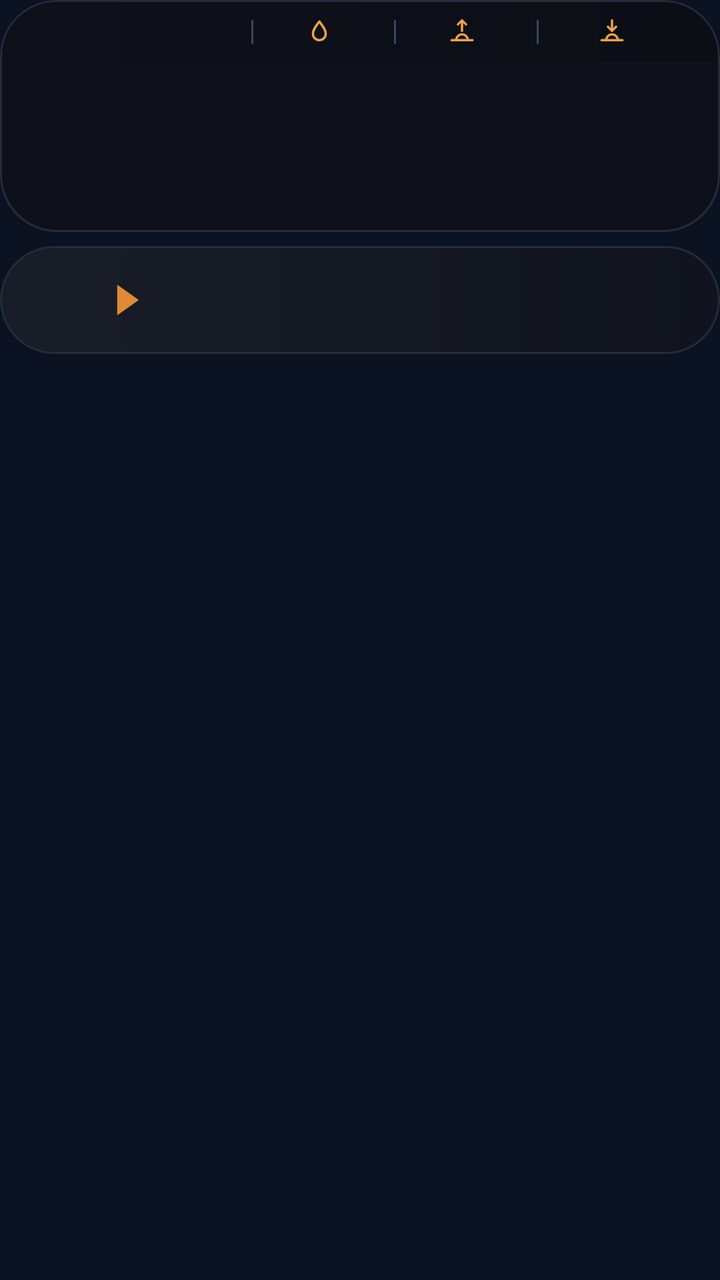
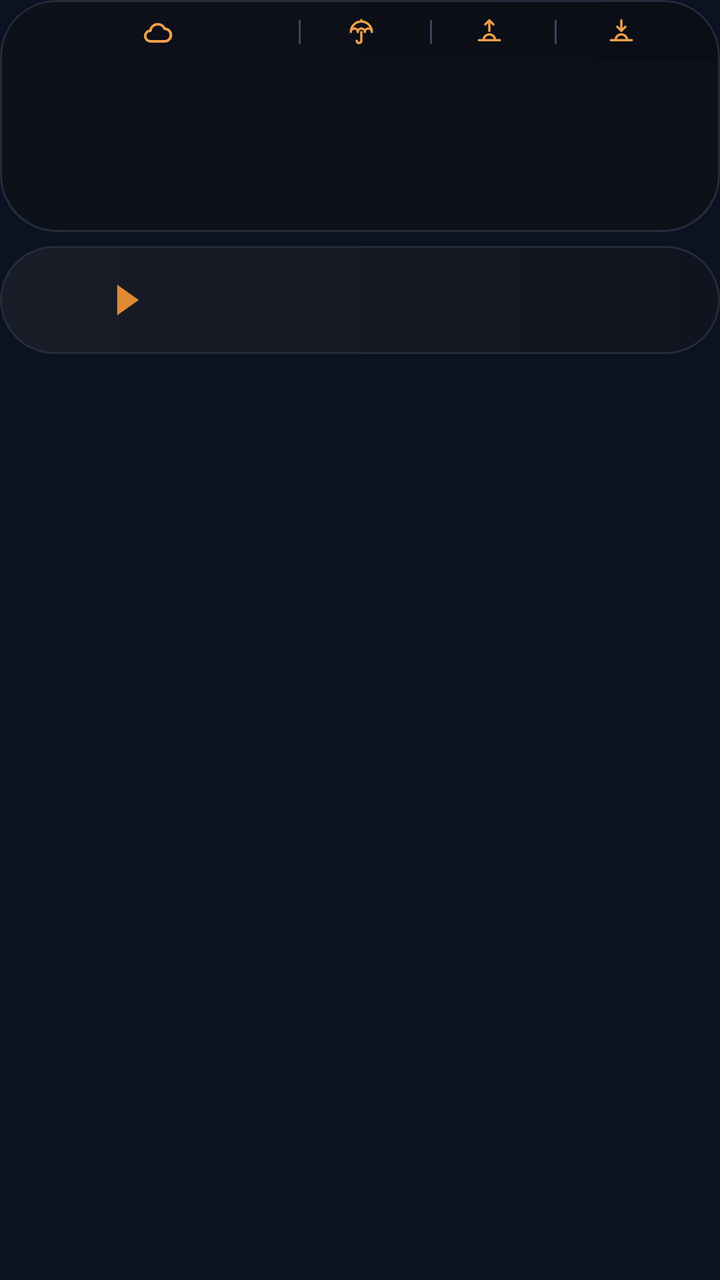

Compare the two renders of this Android layout. The source of the first and the diff that turns it into the second are given below.
<!-- AndroidManifest.xml: application theme AppTheme -->
<!-- res/layout/widget_k1.xml -->
<?xml version="1.0" encoding="utf-8"?>
<FrameLayout xmlns:android="http://schemas.android.com/apk/res/android"
    android:id="@+id/root"
    android:layout_width="match_parent"
    android:layout_height="match_parent"
    android:padding="0dp">

    <LinearLayout
        android:layout_width="match_parent"
        android:layout_height="wrap_content"
        android:orientation="vertical">
        <LinearLayout
            android:layout_width="match_parent"
            android:layout_height="wrap_content"
            android:background="@drawable/cur_clocks"
            android:clipToOutline="true"
            android:orientation="vertical"
            android:padding="1dp">
        <LinearLayout
            android:layout_width="match_parent"
            android:layout_height="30dp"
            android:orientation="horizontal"
            android:gravity="center"
            android:background="@drawable/cur_header_top"
            android:paddingStart="12dp"
            android:paddingEnd="12dp">
            <LinearLayout
                android:layout_width="0dp"
                android:layout_height="match_parent"
                android:layout_weight="1.6"
                android:gravity="center"
                android:orientation="horizontal">
                <ImageView
                    android:id="@+id/hdr_feels"
                    android:layout_width="wrap_content"
                    android:layout_height="18dp"
                    android:adjustViewBounds="true"
                    android:scaleType="fitCenter" />
            </LinearLayout>
            <ImageView
                android:id="@+id/sep0"
                android:layout_width="1dp"
                android:layout_height="12dp"
                android:src="@drawable/cur_sep"
                android:scaleType="fitXY" />
            <LinearLayout
                android:layout_width="0dp"
                android:layout_height="match_parent"
                android:layout_weight="1"
                android:gravity="center"
                android:orientation="horizontal">
                <ImageView
                    android:id="@+id/ic0"
                    android:layout_width="14dp"
                    android:layout_height="14dp"
                    android:src="@drawable/ic_drop"
                    android:scaleType="fitCenter" />
                <ImageView
                    android:id="@+id/hdr_hum"
                    android:layout_width="wrap_content"
                    android:layout_height="18dp"
                    android:adjustViewBounds="true"
                    android:layout_marginStart="4dp"
                    android:scaleType="fitCenter" />
            </LinearLayout>
            <ImageView
                android:id="@+id/sep1"
                android:layout_width="1dp"
                android:layout_height="12dp"
                android:src="@drawable/cur_sep"
                android:scaleType="fitXY" />
            <LinearLayout
                android:layout_width="0dp"
                android:layout_height="match_parent"
                android:layout_weight="1"
                android:gravity="center"
                android:orientation="horizontal">
                <ImageView
                    android:id="@+id/ic1"
                    android:layout_width="14dp"
                    android:layout_height="14dp"
                    android:src="@drawable/ic_sunrise"
                    android:scaleType="fitCenter" />
                <ImageView
                    android:id="@+id/hdr_rise"
                    android:layout_width="wrap_content"
                    android:layout_height="18dp"
                    android:adjustViewBounds="true"
                    android:layout_marginStart="4dp"
                    android:scaleType="fitCenter" />
            </LinearLayout>
            <ImageView
                android:id="@+id/sep2"
                android:layout_width="1dp"
                android:layout_height="12dp"
                android:src="@drawable/cur_sep"
                android:scaleType="fitXY" />
            <LinearLayout
                android:layout_width="0dp"
                android:layout_height="match_parent"
                android:layout_weight="1.1"
                android:gravity="center"
                android:orientation="horizontal">
                <ImageView
                    android:id="@+id/ic2"
                    android:layout_width="14dp"
                    android:layout_height="14dp"
                    android:src="@drawable/ic_sunset"
                    android:scaleType="fitCenter" />
                <ImageView
                    android:id="@+id/hdr_set"
                    android:layout_width="wrap_content"
                    android:layout_height="18dp"
                    android:adjustViewBounds="true"
                    android:layout_marginStart="4dp"
                    android:scaleType="fitCenter" />
            </LinearLayout>
        </LinearLayout>
        <LinearLayout
            android:layout_width="match_parent"
            android:layout_height="84dp"
            android:orientation="horizontal"
            android:padding="0dp">
            <FrameLayout
                android:layout_width="0dp"
                android:layout_height="match_parent"
                android:layout_weight="1">
                <LinearLayout
                    android:layout_width="match_parent"
                    android:layout_height="match_parent"
                    android:orientation="horizontal">
                    <ImageView
                        android:id="@+id/clk_bg_0a"
                        android:layout_width="28dp"
                        android:layout_height="match_parent"
                        android:scaleType="fitXY" />
                    <ImageView
                        android:id="@+id/clk_bg_0"
                        android:layout_width="0dp"
                        android:layout_height="match_parent"
                        android:layout_weight="1"
                        android:scaleType="fitXY" />
                </LinearLayout>
                <LinearLayout
                    android:layout_width="match_parent"
                    android:layout_height="match_parent"
                    android:orientation="vertical"
                    android:gravity="center"
                    android:paddingBottom="5dp"
                android:paddingStart="2dp"
                    android:paddingEnd="2dp">
                    <ImageView
                        android:id="@+id/clk_day_0"
                        android:layout_width="match_parent"
                        android:layout_height="16dp"
                        android:scaleType="fitCenter" />
                    <ImageView
                        android:id="@+id/clk_time_0"
                        android:layout_width="match_parent"
                        android:layout_height="30dp"
                        android:scaleType="fitCenter" />
                    <ImageView
                        android:id="@+id/clk_city_0"
                        android:layout_width="match_parent"
                        android:layout_height="16dp"
                        android:layout_marginTop="-3dp"
                        android:scaleType="fitCenter" />
                </LinearLayout>
            </FrameLayout>
            <FrameLayout
                android:layout_width="0dp"
                android:layout_height="match_parent"
                android:layout_weight="1">
                <ImageView
                    android:id="@+id/clk_bg_1"
                    android:layout_width="match_parent"
                    android:layout_height="match_parent"
                    android:scaleType="fitXY" />
                <LinearLayout
                    android:layout_width="match_parent"
                    android:layout_height="match_parent"
                    android:orientation="vertical"
                    android:gravity="center"
                    android:paddingBottom="5dp"
                android:paddingStart="2dp"
                    android:paddingEnd="2dp">
                    <ImageView
                        android:id="@+id/clk_day_1"
                        android:layout_width="match_parent"
                        android:layout_height="16dp"
                        android:scaleType="fitCenter" />
                    <ImageView
                        android:id="@+id/clk_time_1"
                        android:layout_width="match_parent"
                        android:layout_height="30dp"
                        android:scaleType="fitCenter" />
                    <ImageView
                        android:id="@+id/clk_city_1"
                        android:layout_width="match_parent"
                        android:layout_height="16dp"
                        android:layout_marginTop="-3dp"
                        android:scaleType="fitCenter" />
                </LinearLayout>
            </FrameLayout>
            <FrameLayout
                android:layout_width="0dp"
                android:layout_height="match_parent"
                android:layout_weight="1">
                <ImageView
                    android:id="@+id/clk_bg_2"
                    android:layout_width="match_parent"
                    android:layout_height="match_parent"
                    android:scaleType="fitXY" />
                <LinearLayout
                    android:layout_width="match_parent"
                    android:layout_height="match_parent"
                    android:orientation="vertical"
                    android:gravity="center"
                    android:paddingBottom="5dp"
                android:paddingStart="2dp"
                    android:paddingEnd="2dp">
                    <ImageView
                        android:id="@+id/clk_day_2"
                        android:layout_width="match_parent"
                        android:layout_height="16dp"
                        android:scaleType="fitCenter" />
                    <ImageView
                        android:id="@+id/clk_time_2"
                        android:layout_width="match_parent"
                        android:layout_height="30dp"
                        android:scaleType="fitCenter" />
                    <ImageView
                        android:id="@+id/clk_city_2"
                        android:layout_width="match_parent"
                        android:layout_height="16dp"
                        android:layout_marginTop="-3dp"
                        android:scaleType="fitCenter" />
                </LinearLayout>
            </FrameLayout>
            <FrameLayout
                android:layout_width="0dp"
                android:layout_height="match_parent"
                android:layout_weight="1">
                <LinearLayout
                    android:layout_width="match_parent"
                    android:layout_height="match_parent"
                    android:orientation="horizontal">
                    <ImageView
                        android:id="@+id/clk_bg_3"
                        android:layout_width="0dp"
                        android:layout_height="match_parent"
                        android:layout_weight="1"
                        android:scaleType="fitXY" />
                    <ImageView
                        android:id="@+id/clk_bg_3a"
                        android:layout_width="28dp"
                        android:layout_height="match_parent"
                        android:scaleType="fitXY" />
                </LinearLayout>
                <LinearLayout
                    android:layout_width="match_parent"
                    android:layout_height="match_parent"
                    android:orientation="vertical"
                    android:gravity="center"
                    android:paddingBottom="5dp"
                android:paddingStart="2dp"
                    android:paddingEnd="2dp">
                    <ImageView
                        android:id="@+id/clk_day_3"
                        android:layout_width="match_parent"
                        android:layout_height="16dp"
                        android:scaleType="fitCenter" />
                    <ImageView
                        android:id="@+id/clk_time_3"
                        android:layout_width="match_parent"
                        android:layout_height="30dp"
                        android:scaleType="fitCenter" />
                    <ImageView
                        android:id="@+id/clk_city_3"
                        android:layout_width="match_parent"
                        android:layout_height="16dp"
                        android:layout_marginTop="-3dp"
                        android:scaleType="fitCenter" />
                </LinearLayout>
            </FrameLayout>
        </LinearLayout>
        </LinearLayout>
        <FrameLayout
            android:layout_width="match_parent"
            android:layout_height="54dp"
            android:layout_marginTop="7dp"
            android:background="@drawable/cur_row_light"
            android:clipToOutline="true">
            
            <ImageView
                android:id="@+id/trend_0"
                android:layout_width="match_parent"
                android:layout_height="match_parent"
                android:padding="1dp"
                android:scaleType="fitXY" />
            <LinearLayout
                android:layout_width="match_parent"
                android:layout_height="match_parent"
                android:orientation="horizontal"
                android:gravity="center_vertical"
                android:paddingStart="14dp"
                android:paddingEnd="24dp">
                <LinearLayout
                    android:layout_width="wrap_content"
                    android:layout_height="wrap_content"
                    android:orientation="horizontal"
                    android:gravity="center_vertical">
                    <ImageView
                        android:id="@+id/fl_a_0"
                        android:layout_width="30dp"
                        android:layout_height="30dp"
                        android:scaleType="fitCenter" />
                    <ImageView
                        android:id="@+id/code_a_0"
                        android:layout_width="wrap_content"
                        android:layout_height="22dp"
                        android:adjustViewBounds="true"
                        android:layout_marginStart="6dp"
                        android:scaleType="fitStart" />
                    <ImageView
                        android:id="@+id/arrow_0"
                        android:layout_width="12dp"
                        android:layout_height="16dp"
                        android:src="@drawable/cur_arrow"
                        android:layout_marginStart="8dp"
                        android:layout_marginEnd="10dp"
                        android:scaleType="fitCenter" />
                    <ImageView
                        android:id="@+id/fl_b_0"
                        android:layout_width="30dp"
                        android:layout_height="30dp"
                        android:scaleType="fitCenter" />
                    <ImageView
                        android:id="@+id/code_b_0"
                        android:layout_width="wrap_content"
                        android:layout_height="22dp"
                        android:adjustViewBounds="true"
                        android:layout_marginStart="6dp"
                        android:scaleType="fitStart" />
                </LinearLayout>
                <FrameLayout
                    android:layout_width="0dp"
                    android:layout_height="1dp"
                    android:layout_weight="1" />
                <LinearLayout
                    android:layout_width="wrap_content"
                    android:layout_height="wrap_content"
                    android:orientation="vertical"
                    android:layout_marginStart="6dp">
                    <LinearLayout
                        android:layout_width="wrap_content"
                        android:layout_height="16dp"
                        android:orientation="horizontal"
                        android:gravity="center_vertical">
                        <ImageView
                            android:id="@+id/mkt_val_0"
                            android:layout_width="52dp"
                            android:layout_height="12dp"
                            android:scaleType="fitEnd" />
                        <ImageView
                            android:id="@+id/mkt_lbl_0"
                            android:layout_width="42dp"
                            android:layout_height="11dp"
                            android:layout_marginStart="8dp"
                            android:scaleType="fitStart" />
                    </LinearLayout>
                    <LinearLayout
                        android:layout_width="wrap_content"
                        android:layout_height="16dp"
                        android:orientation="horizontal"
                        android:gravity="center_vertical"
                        android:layout_marginTop="2dp">
                        <ImageView
                            android:id="@+id/visa_val_0"
                            android:layout_width="52dp"
                            android:layout_height="12dp"
                            android:scaleType="fitEnd" />
                        <ImageView
                            android:id="@+id/visa_logo_0"
                            android:layout_width="42dp"
                            android:layout_height="16dp"
                            android:layout_marginStart="8dp"
                            android:scaleType="fitStart" />
                    </LinearLayout>
                </LinearLayout>
            </LinearLayout>
        </FrameLayout>
    </LinearLayout>
</FrameLayout>
<!-- resources referenced by this layout -->
<resources>
  <!-- drawable cur_arrow (drawable) -->
  <?xml version="1.0" encoding="utf-8"?>
  <vector xmlns:android="http://schemas.android.com/apk/res/android" android:width="20dp" android:height="26dp" android:viewportWidth="20" android:viewportHeight="26">
      <path android:fillColor="#FFDF8B35" android:pathData="M1,0L1,26L19,13Z" />
  </vector>
  <!-- drawable cur_clocks (drawable) -->
  <?xml version="1.0" encoding="utf-8"?>
  <shape xmlns:android="http://schemas.android.com/apk/res/android" android:shape="rectangle">
      <gradient android:angle="0" android:startColor="#FF0E111A" android:endColor="#FF0E111A" />
      <stroke android:width="1dp" android:color="#FF252C3C" />
      <corners android:radius="@dimen/widget_radius" />
  </shape>
  <!-- drawable cur_header_top (drawable) -->
  <?xml version="1.0" encoding="utf-8"?>
  <shape xmlns:android="http://schemas.android.com/apk/res/android" android:shape="rectangle">
      <gradient android:angle="0" android:startColor="#FF0E111A" android:endColor="#FF0B0E15" />
      <corners android:topLeftRadius="@dimen/widget_radius_inner" android:topRightRadius="@dimen/widget_radius_inner" />
  </shape>
  <!-- drawable cur_row_light (drawable) -->
  <?xml version="1.0" encoding="utf-8"?>
  <shape xmlns:android="http://schemas.android.com/apk/res/android" android:shape="rectangle">
      <gradient android:angle="0" android:startColor="#FF181D28" android:endColor="#FF11141E" />
      <stroke android:width="1dp" android:color="#FF252C3C" />
      <corners android:radius="@dimen/widget_radius" />
  </shape>
  <!-- drawable cur_sep (drawable) -->
  <?xml version="1.0" encoding="utf-8"?>
  <shape xmlns:android="http://schemas.android.com/apk/res/android" android:shape="rectangle"><solid android:color="#FF3A4560" /></shape>
  <!-- drawable ic_drop (drawable) -->
  <?xml version="1.0" encoding="utf-8"?>
  <vector xmlns:android="http://schemas.android.com/apk/res/android" android:width="24dp" android:height="24dp" android:viewportWidth="24" android:viewportHeight="24">
      <path android:strokeColor="#FFF0A04B" android:strokeWidth="2" android:strokeLineJoin="round" android:fillColor="#00000000"
          android:pathData="M12,3C15,7 17.5,10 17.5,13.5A5.5,5.5 0,0 1,6.5 13.5C6.5,10 9,7 12,3Z" />
  </vector>
  <!-- drawable ic_sunset (drawable) -->
  <?xml version="1.0" encoding="utf-8"?>
  <vector xmlns:android="http://schemas.android.com/apk/res/android" android:width="24dp" android:height="24dp" android:viewportWidth="24" android:viewportHeight="24">
      <path android:strokeColor="#FFF0A04B" android:strokeWidth="2" android:strokeLineCap="round" android:strokeLineJoin="round" android:fillColor="#00000000"
          android:pathData="M3,19L21,19M7,19A5,5 0,0 1,17 19M12,2L12,11M8.5,7.5L12,11L15.5,7.5" />
  </vector>
  <style name="AppTheme" parent="@android:style/Theme.DeviceDefault.NoActionBar">
          <item name="android:colorAccent">#DF8B35</item>
          <item name="android:colorControlActivated">#DF8B35</item>
          <item name="android:windowBackground">#0B1322</item>
          <item name="android:statusBarColor">#0E111A</item>
          <item name="android:navigationBarColor">#0B1322</item>
          <item name="android:textColorHint">#718096</item>
      </style>
  <dimen name="widget_radius">28dp</dimen>
  <dimen name="widget_radius_inner">27dp</dimen>
  <!-- unchanged entries left out for length: 1 -->
</resources>

<!-- the commit's change to res/layout/widget_k1.xml (unified diff, before → after) -->
@@ -27,14 +27,21 @@
             <LinearLayout
                 android:layout_width="0dp"
                 android:layout_height="match_parent"
-                android:layout_weight="1.6"
+                android:layout_weight="2.0"
                 android:gravity="center"
                 android:orientation="horizontal">
                 <ImageView
-                    android:id="@+id/hdr_feels"
+                    android:id="@+id/hdr_wx"
+                    android:layout_width="16dp"
+                    android:layout_height="16dp"
+                    android:src="@drawable/wx_cloud"
+                    android:scaleType="fitCenter" />
+                <ImageView
+                    android:id="@+id/hdr_temp"
                     android:layout_width="wrap_content"
                     android:layout_height="18dp"
                     android:adjustViewBounds="true"
+                    android:layout_marginStart="5dp"
                     android:scaleType="fitCenter" />
             </LinearLayout>
             <ImageView
@@ -46,17 +53,17 @@
             <LinearLayout
                 android:layout_width="0dp"
                 android:layout_height="match_parent"
-                android:layout_weight="1"
+                android:layout_weight="0.95"
                 android:gravity="center"
                 android:orientation="horizontal">
                 <ImageView
                     android:id="@+id/ic0"
                     android:layout_width="14dp"
                     android:layout_height="14dp"
-                    android:src="@drawable/ic_drop"
-                    android:scaleType="fitCenter" />
-                <ImageView
-                    android:id="@+id/hdr_hum"
+                    android:src="@drawable/ic_umbrella"
+                    android:scaleType="fitCenter" />
+                <ImageView
+                    android:id="@+id/hdr_rain"
                     android:layout_width="wrap_content"
                     android:layout_height="18dp"
                     android:adjustViewBounds="true"
@@ -72,7 +79,7 @@
             <LinearLayout
                 android:layout_width="0dp"
                 android:layout_height="match_parent"
-                android:layout_weight="1"
+                android:layout_weight="0.9"
                 android:gravity="center"
                 android:orientation="horizontal">
                 <ImageView
@@ -98,7 +105,7 @@
             <LinearLayout
                 android:layout_width="0dp"
                 android:layout_height="match_parent"
-                android:layout_weight="1.1"
+                android:layout_weight="1.0"
                 android:gravity="center"
                 android:orientation="horizontal">
                 <ImageView
<!-- resource entries referenced after the edit -->
@@ -28,17 +28,23 @@
   <!-- drawable cur_sep (drawable) -->
   <?xml version="1.0" encoding="utf-8"?>
   <shape xmlns:android="http://schemas.android.com/apk/res/android" android:shape="rectangle"><solid android:color="#FF3A4560" /></shape>
-  <!-- drawable ic_drop (drawable) -->
-  <?xml version="1.0" encoding="utf-8"?>
-  <vector xmlns:android="http://schemas.android.com/apk/res/android" android:width="24dp" android:height="24dp" android:viewportWidth="24" android:viewportHeight="24">
-      <path android:strokeColor="#FFF0A04B" android:strokeWidth="2" android:strokeLineJoin="round" android:fillColor="#00000000"
-          android:pathData="M12,3C15,7 17.5,10 17.5,13.5A5.5,5.5 0,0 1,6.5 13.5C6.5,10 9,7 12,3Z" />
-  </vector>
   <!-- drawable ic_sunset (drawable) -->
   <?xml version="1.0" encoding="utf-8"?>
   <vector xmlns:android="http://schemas.android.com/apk/res/android" android:width="24dp" android:height="24dp" android:viewportWidth="24" android:viewportHeight="24">
       <path android:strokeColor="#FFF0A04B" android:strokeWidth="2" android:strokeLineCap="round" android:strokeLineJoin="round" android:fillColor="#00000000"
           android:pathData="M3,19L21,19M7,19A5,5 0,0 1,17 19M12,2L12,11M8.5,7.5L12,11L15.5,7.5" />
+  </vector>
+  <!-- drawable ic_umbrella (drawable) -->
+  <?xml version="1.0" encoding="utf-8"?>
+  <vector xmlns:android="http://schemas.android.com/apk/res/android" android:width="24dp" android:height="24dp" android:viewportWidth="24" android:viewportHeight="24">
+      <path android:strokeColor="#FFF0A04B" android:strokeWidth="2" android:strokeLineCap="round" android:strokeLineJoin="round" android:fillColor="#00000000"
+          android:pathData="M3,12A9,9 0,0 1,21 12A3,3 0,0 0,15 12A3,3 0,0 0,9 12A3,3 0,0 0,3 12ZM12,3L12,1.8M12,12L12,19.5A2,2 0,0 1,8 19.5" />
+  </vector>
+  <!-- drawable wx_cloud (drawable) -->
+  <?xml version="1.0" encoding="utf-8"?>
+  <vector xmlns:android="http://schemas.android.com/apk/res/android" android:width="24dp" android:height="24dp" android:viewportWidth="24" android:viewportHeight="24">
+      <path android:strokeColor="#FFF0A04B" android:strokeWidth="2" android:strokeLineCap="round" android:strokeLineJoin="round" android:fillColor="#00000000"
+          android:pathData="M7,19A4,4 0,0 1,6.8 11A5.6,5.6 0,0 1,17.5 9.6A4.7,4.7 0,0 1,17.5 19Z" />
   </vector>
   <style name="AppTheme" parent="@android:style/Theme.DeviceDefault.NoActionBar">
           <item name="android:colorAccent">#DF8B35</item>
